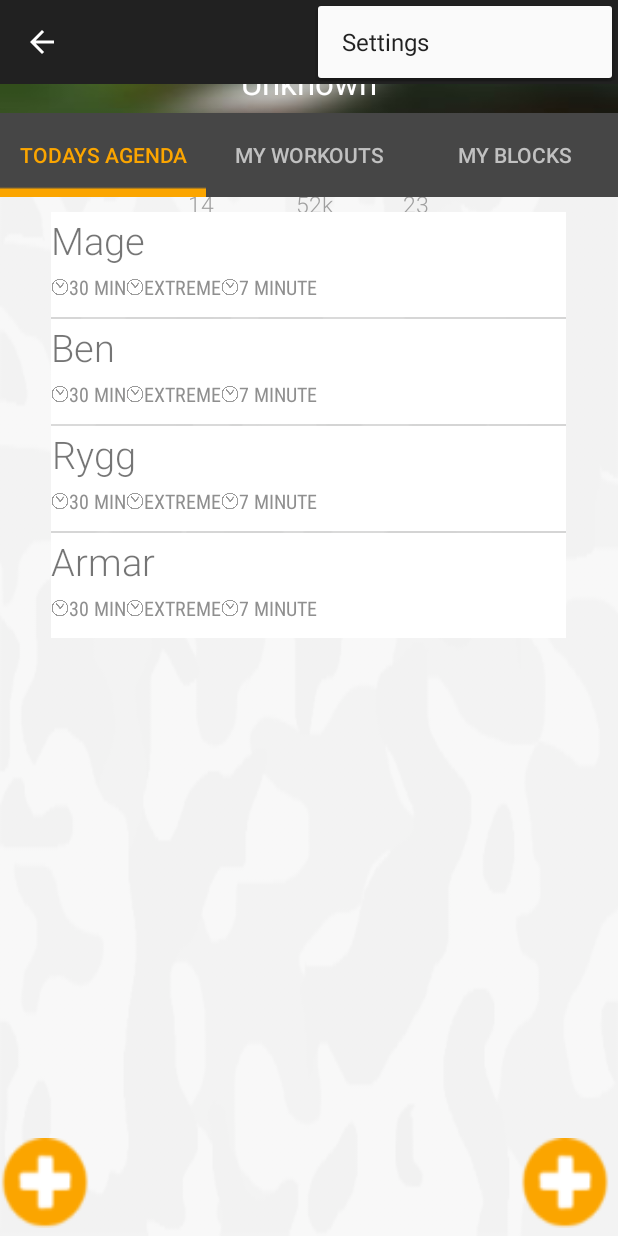
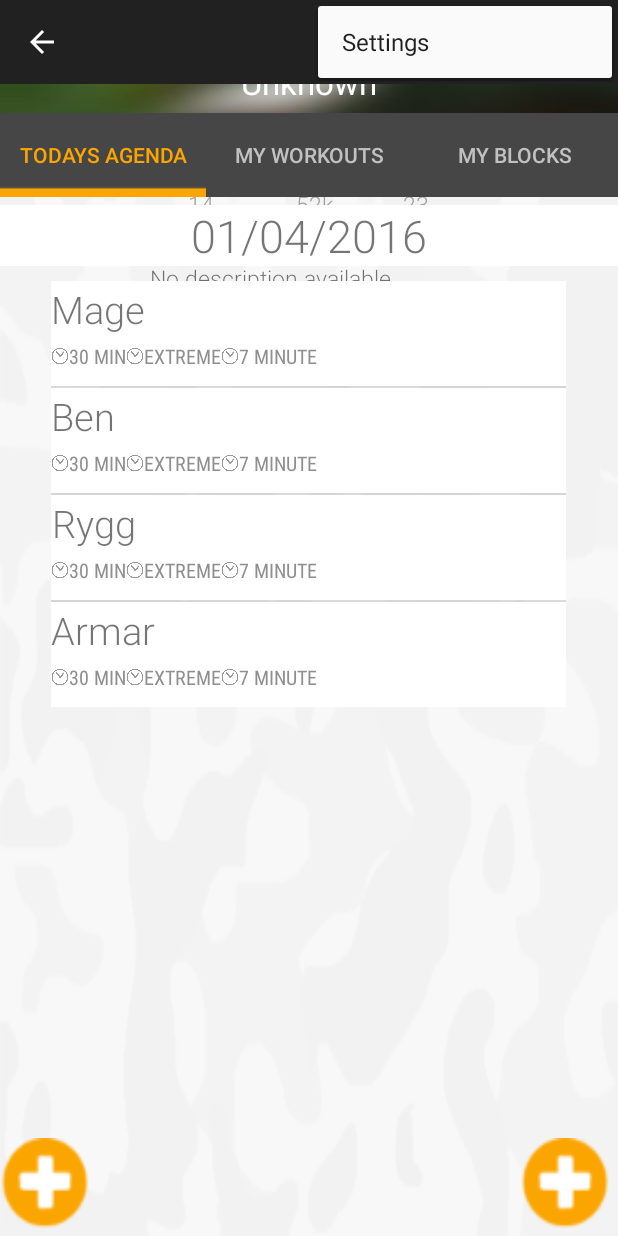
Before and after one commit to seccret/VikingWorkout, an Android app: the fragment FragmentProfile placed in its activity, with the options menu open, on a phone screen of 412 x 824 dp. Run offline under Robolectric (Android 15) with nearby library versions, the phone set to English and light mode, and no system bars; libraries missing offline, so code that uses them is left out: com.google.gdata.util, com.sothree.slidinguppanel, org.mortbay.jetty; plain views replace SlidingUpPanelLayout; 6 statements that could not run were skipped.

Commit message:
*added date based on epoch

```diff
--- a/app/src/main/java/com/example/patirk/vikingworkout/CustomPagerAdapter.java
+++ b/app/src/main/java/com/example/patirk/vikingworkout/CustomPagerAdapter.java
@@ -8,9 +8,14 @@ import android.view.ViewGroup;
 import android.widget.ImageView;
 import android.widget.LinearLayout;
 import android.widget.ListView;
+import android.widget.TextView;
 
+import java.text.SimpleDateFormat;
 import java.util.ArrayList;
+import java.util.Date;
 import java.util.List;
+import java.util.Locale;
+import java.util.TimeZone;
 
 /**
  * Created by olivia on 2016-01-02.
@@ -40,9 +45,14 @@ public class CustomPagerAdapter extends PagerAdapter {
     @Override
     public Object instantiateItem(ViewGroup container, int position) {
         View itemView = mLayoutInflater.inflate(R.layout.item_pager, container, false);
+        ListView agenda = (ListView) itemView.findViewById(R.id.lvAgenda);
+        TextView dateAgenda = (TextView) itemView.findViewById(R.id.tvAgenda);
 
+        Date date = new Date(((long) mResources.get(position).getDateId() *24*60*60*1000));
+        SimpleDateFormat format = new SimpleDateFormat("dd/MM/yyyy", Locale.US);
+        String text = format.format(date);
+        dateAgenda.setText(text);
 
-        ListView agenda = (ListView) itemView.findViewById(R.id.lvAgenda);
         AdapterProfileWorkout AI = new AdapterProfileWorkout(itemView.getContext(), mResources.get(position).getWorkouts());
         agenda.setAdapter(AI);
 
--- a/app/src/main/java/com/example/patirk/vikingworkout/MainActivity.java
+++ b/app/src/main/java/com/example/patirk/vikingworkout/MainActivity.java
@@ -241,12 +241,12 @@ public class MainActivity extends ActionBarActivity
         w.add(2);
         w.add(3);
         MainActivity.days = new ArrayList<Day>();
-        MainActivity.days.add(new Day(0, w));
-        MainActivity.days.add(new Day(1, w));
-        MainActivity.days.add(new Day(2, w));
-        MainActivity.days.add(new Day(3, w));
-        MainActivity.days.add(new Day(4, w));
-        MainActivity.days.add(new Day(5, w));
+        MainActivity.days.add(new Day(16892, w));
+        MainActivity.days.add(new Day(16893, w));
+        MainActivity.days.add(new Day(16894, w));
+        MainActivity.days.add(new Day(16895, w));
+        MainActivity.days.add(new Day(16896, w));
+        MainActivity.days.add(new Day(16897, w));
         return true;
     }
 
--- a/app/src/main/res/layout/item_pager.xml
+++ b/app/src/main/res/layout/item_pager.xml
@@ -3,7 +3,15 @@
 <LinearLayout xmlns:android="http://schemas.android.com/apk/res/android"
     android:orientation="vertical" android:layout_width="match_parent"
     android:layout_height="match_parent">
-
+ <TextView
+     android:id="@+id/tvAgenda"
+     android:layout_width="match_parent"
+     android:layout_height="wrap_content"
+     android:layout_marginTop="5dp"
+     android:gravity="center"
+     android:background="@color/white"
+     android:textSize="30dp"
+     android:fontFamily="sans-serif-light"/>
     <ListView
         android:id="@+id/lvAgenda"
         android:layout_width="343dp"
```
Also changed, not shown: 1 other file.
